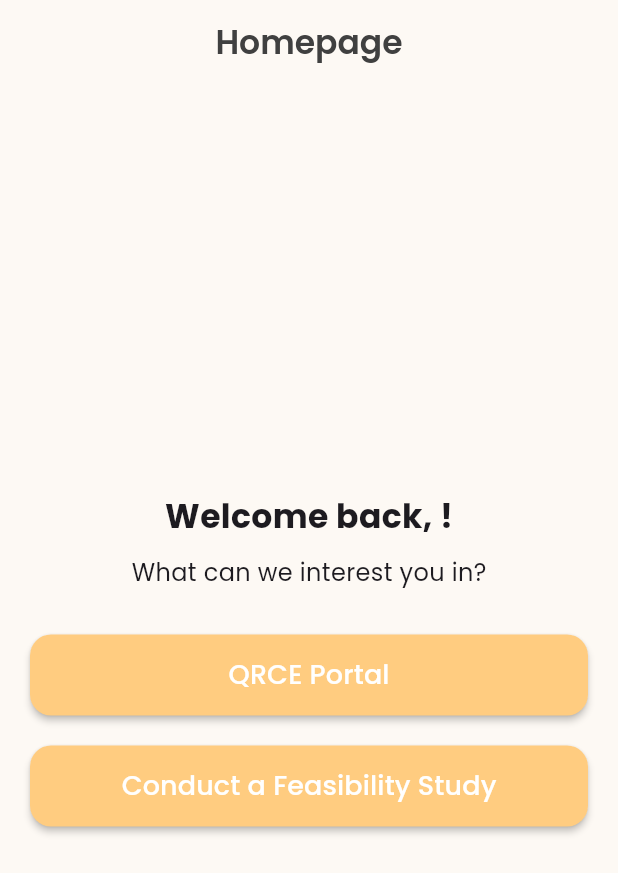
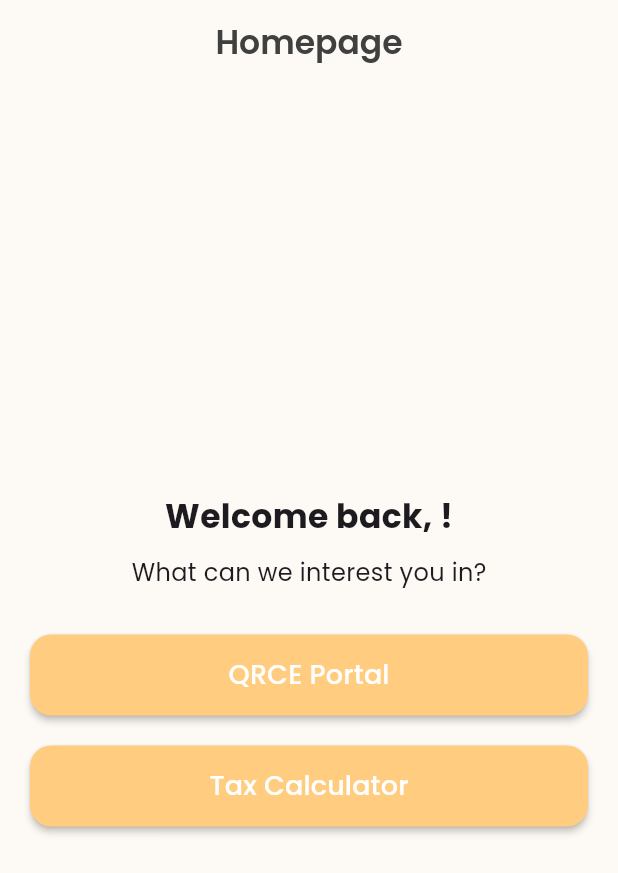
Before and after one commit to Zade19/gradd, a Flutter app: the MainPage screen opened directly, on a phone screen of 412 x 824 dp. Shown: the top 873 px of the screen. Run offline on Flutter 3.47's test engine with Material 3 defaults, Android fonts, the phone set to English and light mode, and no system bars; our stand-ins replace firebase_core, firebase_messaging, flutter_secure_storage, google_fonts, image_picker, parse_server_sdk_flutter and 1 more; accounts and stored records are empty.

Commit message:
Merge remote-tracking branch 'origin/v2' into v2

```diff
--- a/gradd/lib/main_page.dart
+++ b/gradd/lib/main_page.dart
@@ -54,7 +54,7 @@ class _MainPageState extends State<MainPage> {
                 minimumSize: Size(double.infinity, 50),
               ),
               onPressed: () {},
-              child: Text('Conduct a Feasibility Study', style: TextStyle(fontSize: 18)),
+              child: Text('Tax Calculator', style: TextStyle(fontSize: 18)),
             ),
           ],
         ),
```
